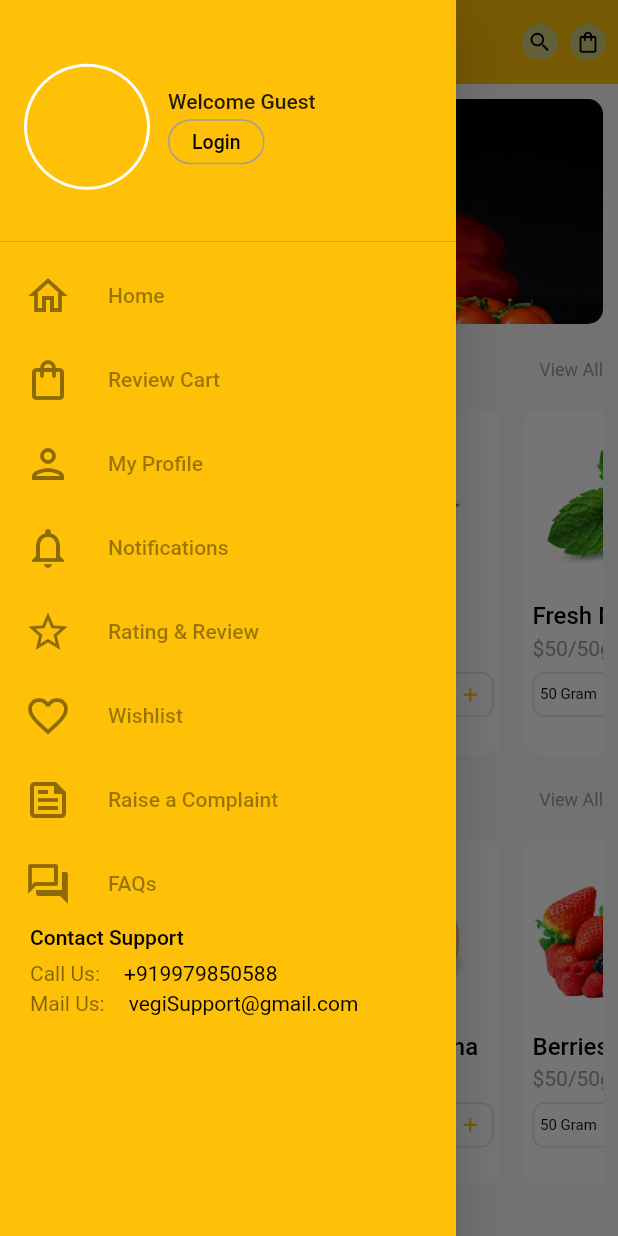
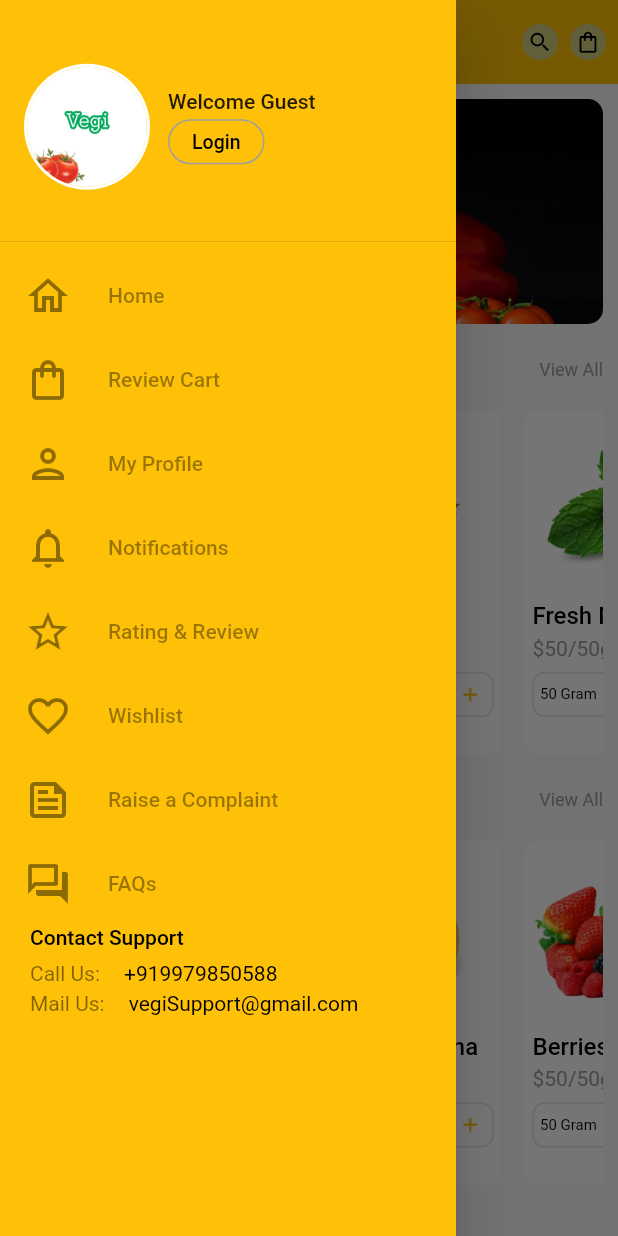
Before and after one commit to sangeeta2701/vegi, a Flutter app: the screen it shows after launch, with the side drawer open, on a phone screen of 412 x 824 dp. Run offline on Flutter 3.47's test engine with Material 2 defaults, Android fonts, the phone set to English and light mode, and no system bars; our stand-ins replace firebase_auth, firebase_core, flutter_signin_button, google_sign_in; accounts and stored records are empty.

Commit message:
Drawer Modification

```diff
--- a/lib/screens/Home/home_screen.dart
+++ b/lib/screens/Home/home_screen.dart
@@ -18,7 +18,7 @@ class _HomeScreenState extends State<HomeScreen> {
   Widget build(BuildContext context) {
     return Scaffold(
       // backgroundColor: bgColor,
-      drawer: drawerSide(),
+      drawer: DrawerSide(),
       appBar: AppBar(
         elevation: 0,
         backgroundColor: themeColor,
--- /dev/null
+++ b/lib/screens/Profile/my_profile_screen.dart
@@ -0,0 +1,18 @@
+import 'package:flutter/material.dart';
+import 'package:food_app/utils/colors.dart';
+import 'package:food_app/widgets/drawer_side.dart';
+
+
+class MyProfileScreen extends StatelessWidget {
+  const MyProfileScreen({super.key});
+
+  @override
+  Widget build(BuildContext context) {
+    return Scaffold(
+      appBar: AppBar(
+        iconTheme: IconThemeData(color: bColor),
+      ),
+      drawer: DrawerSide(),
+    );
+  }
+}
--- a/lib/widgets/drawer_side.dart
+++ b/lib/widgets/drawer_side.dart
@@ -1,9 +1,15 @@
+
 import 'package:flutter/material.dart';
+import 'package:food_app/screens/Profile/my_profile_screen.dart';
 import 'package:food_app/widgets/sizedBox.dart';
 
 import '../utils/colors.dart';
 
- Widget drawerSide() {
+class DrawerSide extends StatelessWidget {
+  const DrawerSide({super.key});
+
+  @override
+  Widget build(BuildContext context) {
     return Drawer(
     child: Container(
       color: themeColor,
@@ -18,6 +24,7 @@ import '../utils/colors.dart';
                   child: CircleAvatar(
                     radius: 40,
                     backgroundColor: themeColor,
+                    backgroundImage: AssetImage("assets/images/img15.png"),
                   ),
                 ),
                 width12,
@@ -49,54 +56,102 @@ import '../utils/colors.dart';
               ],
             ),
           ),
-            drawerItemList(icon: Icons.home_outlined, title: "Home"),
-            drawerItemList(icon: Icons.shopping_bag_outlined, title: "Review Cart"),
-            drawerItemList(icon: Icons.person_outlined, title: "My Profile"),
-            drawerItemList(icon: Icons.notifications_outlined, title: "Notifications"),
-            drawerItemList(icon: Icons.star_border_outlined, title: "Rating & Review"),
-            drawerItemList(icon: Icons.favorite_border, title: "Wishlist"),
-            drawerItemList(icon: Icons.feed_outlined, title: "Raise a Complaint"),
-            drawerItemList(icon: Icons.question_answer_outlined, title: "FAQs"),
+          drawerItemList(
+              icon: Icons.home_outlined, title: "Home", ontap: () {}),
+          drawerItemList(
+              icon: Icons.shopping_bag_outlined,
+              title: "Review Cart",
+              ontap: () {}),
+          drawerItemList(
+              icon: Icons.person_outlined,
+              title: "My Profile",
+              ontap: () {
+                Navigator.push(context, MaterialPageRoute(builder: (context)=>MyProfileScreen()));
+              }),
+          drawerItemList(
+              icon: Icons.notifications_outlined,
+              title: "Notifications",
+              ontap: () {}),
+          drawerItemList(
+              icon: Icons.star_border_outlined,
+              title: "Rating & Review",
+              ontap: () {}),
+          drawerItemList(
+              icon: Icons.favorite_border, title: "Wishlist", ontap: () {}),
+          drawerItemList(
+              icon: Icons.feed_outlined,
+              title: "Raise a Complaint",
+              ontap: () {}),
+          drawerItemList(
+              icon: Icons.question_answer_outlined,
+              title: "FAQs",
+              ontap: () {}),
           Padding(
             padding: const EdgeInsets.symmetric(horizontal: 20),
             child: SizedBox(
               height: 250,
-                child: Column(crossAxisAlignment: CrossAxisAlignment.start,
+              child: Column(
+                crossAxisAlignment: CrossAxisAlignment.start,
                 children: [
-                  Text("Contact Support",style: TextStyle(color: bColor,fontSize: 14,fontWeight: FontWeight.w500),),
+                  Text(
+                    "Contact Support",
+                    style: TextStyle(
+                        color: bColor,
+                        fontSize: 14,
+                        fontWeight: FontWeight.w500),
+                  ),
                   height8,
-                  Row(children: [
-                    Text("Call Us:",style: TextStyle(color: bColor.withOpacity(0.5)),),
+                  Row(
+                    children: [
+                      Text(
+                        "Call Us:",
+                        style: TextStyle(color: bColor.withOpacity(0.5)),
+                      ),
                       width16,
-                    Text("+919979850588",style: TextStyle(color: bColor),)
-                  ],),
+                      Text(
+                        "+919979850588",
+                        style: TextStyle(color: bColor),
+                      )
+                    ],
+                  ),
                   height4,
-                  Row(children: [
-                    Text("Mail Us:",style: TextStyle(color:bColor.withOpacity(0.5) ),),
+                  Row(
+                    children: [
+                      Text(
+                        "Mail Us:",
+                        style: TextStyle(color: bColor.withOpacity(0.5)),
+                      ),
                       width16,
-                    Text("vegiSupport@gmail.com",style: TextStyle(color: bColor),)
-                  ],)
-                ],),
+                      Text(
+                        "vegiSupport@gmail.com",
+                        style: TextStyle(color: bColor),
+                      )
+                    ],
+                  )
+                ],
               ),
             ),
-
-
-
-
-
-
-
+          ),
         ],
       ),
     ),
   );
   }
+}
 
-
-
-  Widget drawerItemList({required IconData icon,required String title}) {
+Widget drawerItemList(
+    {required IconData icon,
+    required String title,
+    required VoidCallback ontap}) {
   return ListTile(
-      leading: Icon(icon,size: 32,),
-      title: Text(title,style: TextStyle(color: bColor.withOpacity(0.4)),),
+    onTap: ontap,
+    leading: Icon(
+      icon,
+      size: 32,
+    ),
+    title: Text(
+      title,
+      style: TextStyle(color: bColor.withOpacity(0.4)),
+    ),
   );
 }
```
Also changed, not shown: assets/images/img15.png (added), assets/images/tomato.png (added). Lines whose indentation alone changed are shown as unchanged.
